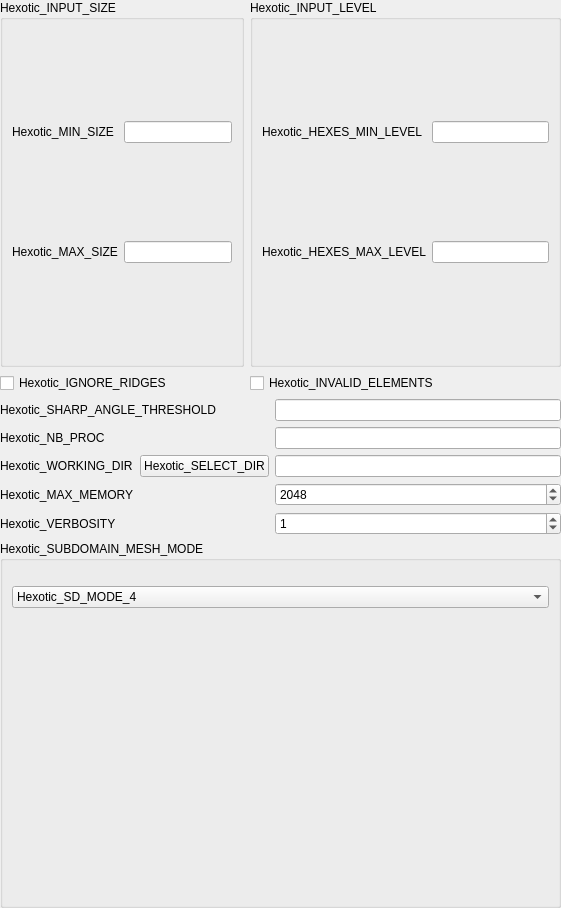
Above: src/GUI/HexoticPluginGUI_StdWidget_QTD.ui from SalomePlatform/hexoticplugin before the change. Below: the same form after it.
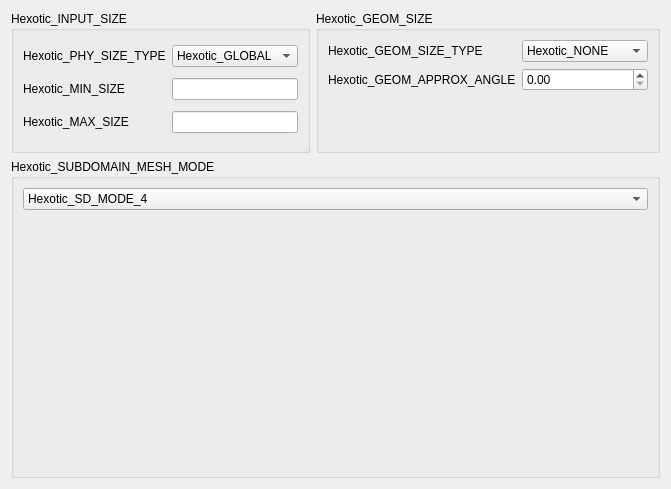
That is the form after the change. Custom widgets are drawn as their Qt base class.

```diff
--- a/src/GUI/HexoticPluginGUI_StdWidget_QTD.ui
+++ b/src/GUI/HexoticPluginGUI_StdWidget_QTD.ui
@@ -6,170 +6,137 @@
    <rect>
     <x>0</x>
     <y>0</y>
-    <width>561</width>
-    <height>908</height>
+    <width>649</width>
+    <height>482</height>
    </rect>
   </property>
-  <layout class="QGridLayout" name="gridLayout">
-   <property name="leftMargin">
-    <number>0</number>
-   </property>
-   <property name="topMargin">
-    <number>0</number>
-   </property>
-   <property name="rightMargin">
-    <number>0</number>
-   </property>
-   <property name="bottomMargin">
-    <number>0</number>
-   </property>
-   <item row="3" column="0" colspan="2">
-    <widget class="QLabel" name="label_5">
-     <property name="text">
-      <string>Hexotic_SHARP_ANGLE_THRESHOLD</string>
-     </property>
-    </widget>
-   </item>
-   <item row="6" column="3">
-    <widget class="QSpinBox" name="myHexoticMaxMemory">
-     <property name="maximum">
-      <number>99999</number>
-     </property>
-     <property name="singleStep">
-      <number>128</number>
-     </property>
-     <property name="value">
-      <number>2048</number>
-     </property>
-    </widget>
-   </item>
-   <item row="0" column="0" colspan="2">
+  <layout class="QGridLayout" name="gridLayout_3" rowstretch="1,3">
+   <item row="0" column="0">
     <widget class="QGroupBox" name="hexoticInputSize">
+     <property name="sizePolicy">
+      <sizepolicy hsizetype="Preferred" vsizetype="Minimum">
+       <horstretch>0</horstretch>
+       <verstretch>0</verstretch>
+      </sizepolicy>
+     </property>
      <property name="title">
       <string>Hexotic_INPUT_SIZE</string>
      </property>
      <layout class="QGridLayout" name="gridLayout_4">
       <item row="0" column="0">
+       <widget class="QLabel" name="label_10">
+        <property name="text">
+         <string>Hexotic_PHY_SIZE_TYPE</string>
+        </property>
+       </widget>
+      </item>
+      <item row="0" column="1">
+       <widget class="QComboBox" name="myPhySizeType">
+        <property name="currentIndex">
+         <number>1</number>
+        </property>
+        <item>
+         <property name="text">
+          <string>Hexotic_NONE</string>
+         </property>
+        </item>
+        <item>
+         <property name="text">
+          <string>Hexotic_GLOBAL</string>
+         </property>
+        </item>
+       </widget>
+      </item>
+      <item row="1" column="0">
        <widget class="QLabel" name="label">
         <property name="text">
          <string>Hexotic_MIN_SIZE</string>
         </property>
        </widget>
       </item>
-      <item row="0" column="1">
+      <item row="1" column="1">
        <widget class="SalomeApp_DoubleSpinBox" name="myMinSize"/>
       </item>
-      <item row="1" column="0">
+      <item row="2" column="0">
        <widget class="QLabel" name="label_2">
         <property name="text">
          <string>Hexotic_MAX_SIZE</string>
         </property>
        </widget>
       </item>
-      <item row="1" column="1">
+      <item row="2" column="1">
        <widget class="SalomeApp_DoubleSpinBox" name="myMaxSize"/>
       </item>
      </layout>
     </widget>
    </item>
-   <item row="6" column="0">
-    <widget class="QLabel" name="label_9">
-     <property name="text">
-      <string>Hexotic_MAX_MEMORY</string>
-     </property>
-    </widget>
-   </item>
-   <item row="5" column="0">
-    <widget class="QLabel" name="label_7">
-     <property name="text">
-      <string>Hexotic_WORKING_DIR</string>
-     </property>
-    </widget>
-   </item>
-   <item row="5" column="1" colspan="2">
-    <widget class="QPushButton" name="dirBtn">
-     <property name="sizePolicy">
-      <sizepolicy hsizetype="Fixed" vsizetype="Fixed">
-       <horstretch>0</horstretch>
-       <verstretch>0</verstretch>
-      </sizepolicy>
-     </property>
-     <property name="text">
-      <string>Hexotic_SELECT_DIR</string>
-     </property>
-    </widget>
-   </item>
-   <item row="1" column="2" colspan="2">
-    <widget class="QCheckBox" name="myHexoticInvalidElements">
-     <property name="text">
-      <string>Hexotic_INVALID_ELEMENTS</string>
-     </property>
-    </widget>
-   </item>
-   <item row="7" column="3">
-    <widget class="QSpinBox" name="myHexoticVerbosity">
-     <property name="maximum">
-      <number>10</number>
-     </property>
-     <property name="value">
-      <number>1</number>
-     </property>
-    </widget>
-   </item>
-   <item row="0" column="2" colspan="2">
+   <item row="0" column="1">
     <widget class="QGroupBox" name="hexoticInputLevel">
+     <property name="sizePolicy">
+      <sizepolicy hsizetype="Preferred" vsizetype="Minimum">
+       <horstretch>0</horstretch>
+       <verstretch>0</verstretch>
+      </sizepolicy>
+     </property>
      <property name="title">
-      <string>Hexotic_INPUT_LEVEL</string>
+      <string>Hexotic_GEOM_SIZE</string>
      </property>
-     <layout class="QGridLayout" name="gridLayout_3">
+     <layout class="QGridLayout" name="gridLayout">
       <item row="0" column="0">
        <widget class="QLabel" name="label_3">
         <property name="text">
-         <string>Hexotic_HEXES_MIN_LEVEL</string>
+         <string>Hexotic_GEOM_SIZE_TYPE</string>
         </property>
        </widget>
       </item>
       <item row="0" column="1">
-       <widget class="SalomeApp_IntSpinBox" name="myHexesMinLevel"/>
+       <widget class="QComboBox" name="myGeomSizeType">
+        <item>
+         <property name="text">
+          <string>Hexotic_NONE</string>
+         </property>
+        </item>
+        <item>
+         <property name="text">
+          <string>Hexotic_GLOBAL</string>
+         </property>
+        </item>
+       </widget>
       </item>
       <item row="1" column="0">
        <widget class="QLabel" name="label_4">
         <property name="text">
-         <string>Hexotic_HEXES_MAX_LEVEL</string>
+         <string>Hexotic_GEOM_APPROX_ANGLE</string>
         </property>
        </widget>
       </item>
       <item row="1" column="1">
-       <widget class="SalomeApp_IntSpinBox" name="myHexesMaxLevel"/>
+       <widget class="SMESHGUI_SpinBox" name="myGeomApproxAngle"/>
+      </item>
+      <item row="2" column="0" colspan="2">
+       <spacer name="verticalSpacer">
+        <property name="orientation">
+         <enum>Qt::Vertical</enum>
+        </property>
+        <property name="sizeHint" stdset="0">
+         <size>
+          <width>228</width>
+          <height>50</height>
+         </size>
+        </property>
+       </spacer>
       </item>
      </layout>
     </widget>
    </item>
-   <item row="3" column="3">
-    <widget class="SalomeApp_DoubleSpinBox" name="myHexoticSharpAngleThreshold"/>
-   </item>
-   <item row="4" column="3">
-    <widget class="SalomeApp_IntSpinBox" name="myHexoticNbProc"/>
-   </item>
    <item row="1" column="0" colspan="2">
-    <widget class="QCheckBox" name="myHexoticIgnoreRidges">
-     <property name="text">
-      <string>Hexotic_IGNORE_RIDGES</string>
-     </property>
-    </widget>
-   </item>
-   <item row="4" column="0">
-    <widget class="QLabel" name="label_6">
-     <property name="text">
-      <string>Hexotic_NB_PROC</string>
-     </property>
-    </widget>
-   </item>
-   <item row="5" column="3">
-    <widget class="QLineEdit" name="myHexoticWorkingDir"/>
-   </item>
-   <item row="8" column="0" colspan="4">
     <widget class="QGroupBox" name="groupBox">
+     <property name="sizePolicy">
+      <sizepolicy hsizetype="Preferred" vsizetype="Expanding">
+       <horstretch>0</horstretch>
+       <verstretch>0</verstretch>
+      </sizepolicy>
+     </property>
      <property name="title">
       <string>Hexotic_SUBDOMAIN_MESH_MODE</string>
      </property>
@@ -229,13 +196,6 @@
      </layout>
     </widget>
    </item>
-   <item row="7" column="0">
-    <widget class="QLabel" name="label_8">
-     <property name="text">
-      <string>Hexotic_VERBOSITY</string>
-     </property>
-    </widget>
-   </item>
   </layout>
  </widget>
  <customwidgets>
@@ -245,9 +205,9 @@
    <header location="global">SalomeApp_DoubleSpinBox.h</header>
   </customwidget>
   <customwidget>
-   <class>SalomeApp_IntSpinBox</class>
-   <extends>QLineEdit</extends>
-   <header location="global">SalomeApp_IntSpinBox.h</header>
+   <class>SMESHGUI_SpinBox</class>
+   <extends>QDoubleSpinBox</extends>
+   <header location="global">SMESHGUI_SpinBox.h</header>
   </customwidget>
  </customwidgets>
  <tabstops>
```
Left out of the diff: 32 changed lines with no effect on the pictures.
